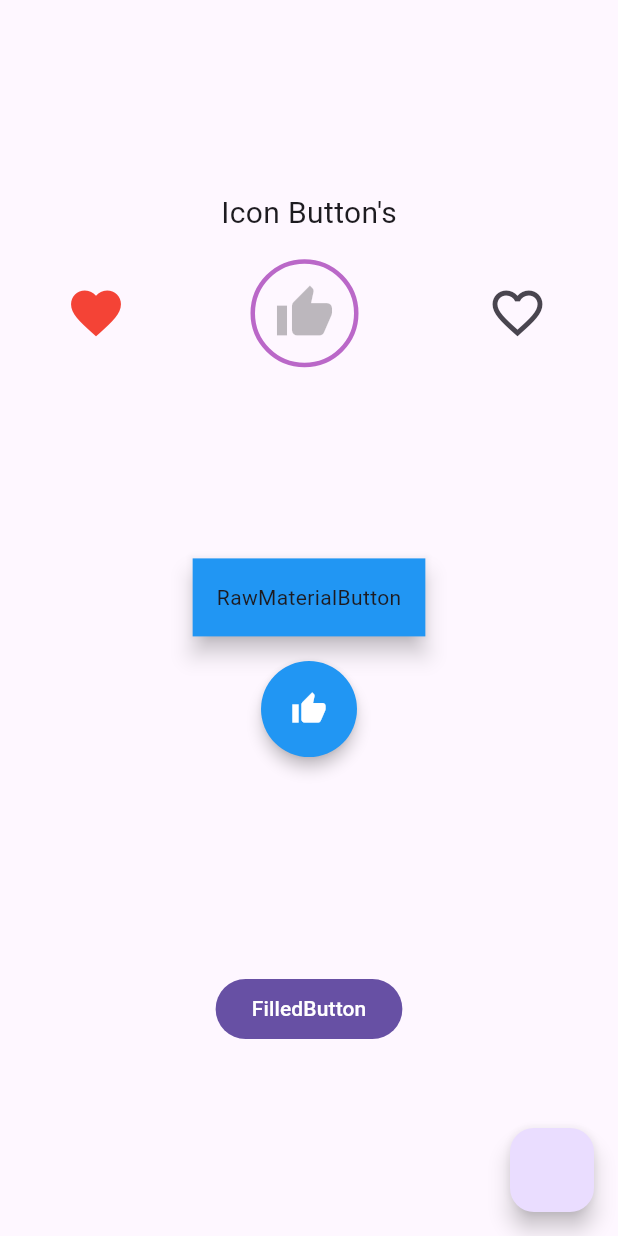
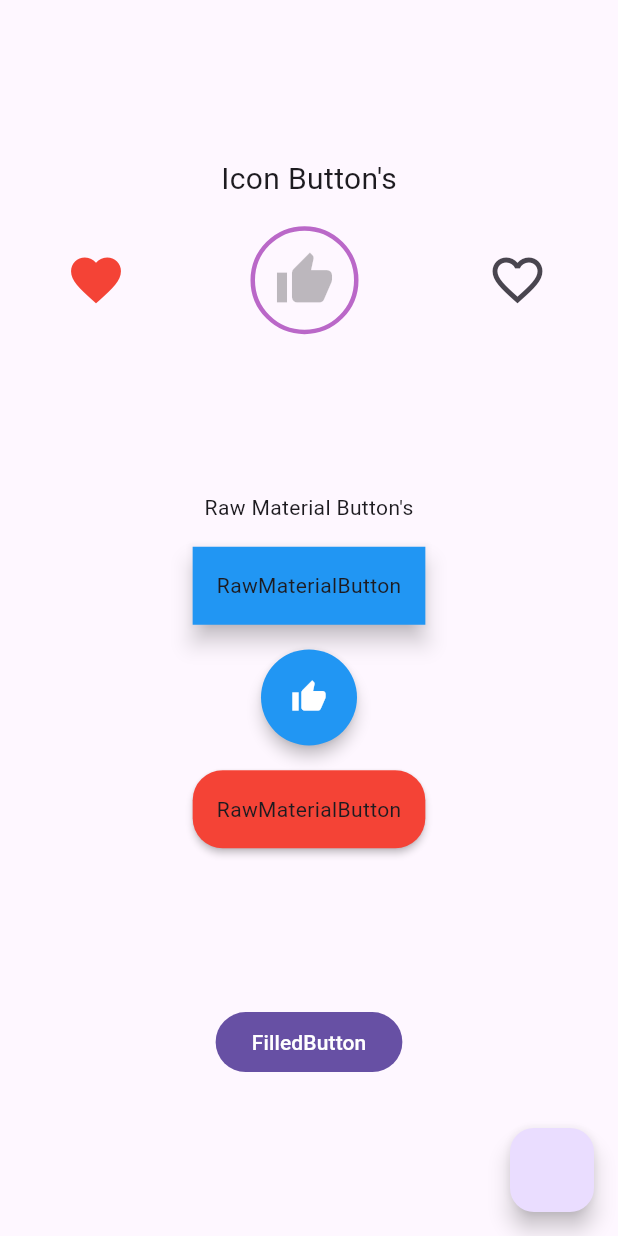
Before and after one commit to Ratndeep1999/buttons, a Flutter app: the screen it shows after launch, on a phone screen of 412 x 824 dp. Run offline on Flutter 3.47's test engine with Material 3 defaults, Android fonts, the phone set to English and light mode, and no system bars.

Commit message:
icon button, toggle icon button add, icon button with style attribute, Raw material button, circular raw material button with icon, material button with rounded corners,

```diff
--- a/lib/buttons2.dart
+++ b/lib/buttons2.dart
@@ -29,7 +29,7 @@ class _Buttons2State extends State<Buttons2> {
               Column(
                 children: [
                   Text('Icon Button\'s', style: TextStyle(fontSize: 20)),
-                  SizedBox(height: MediaQuery.of(context).size.height*0.02),
+                  SizedBox(height: MediaQuery.of(context).size.height * 0.02),
                   Row(
                     mainAxisAlignment: MainAxisAlignment.spaceAround,
                     children: [
@@ -83,7 +83,10 @@ class _Buttons2State extends State<Buttons2> {
                         hoverColor: Colors.transparent,
                         iconSize: 40,
                         style: IconButton.styleFrom(
-                          side: BorderSide(color: Colors.purple.shade300, width: 3),
+                          side: BorderSide(
+                            color: Colors.purple.shade300,
+                            width: 3,
+                          ),
                           padding: EdgeInsets.all(16.0),
                           backgroundColor: _thumbLiked
                               ? Colors.purple.withOpacity(0.2)
@@ -119,6 +122,9 @@ class _Buttons2State extends State<Buttons2> {
               /// Raw Material Buttons Section
               Column(
                 children: [
+                  Text('Raw Material Button\'s'),
+                  SizedBox(height: MediaQuery.of(context).size.height * 0.02),
+
                   // Rectangular raw material button
                   RawMaterialButton(
                     onPressed: () {
@@ -146,23 +152,17 @@ class _Buttons2State extends State<Buttons2> {
                     // Inside padding
                     padding: EdgeInsets.all(16.0),
                     // Defines cursor style on hover (desktop/web).
-                    mouseCursor: SystemMouseCursors.click,
+                    mouseCursor: SystemMouseCursors.progress,
                     // For keyboard navigation & accessibility
                     focusNode: FocusNode(),
                     autofocus: true,
-                    // Controls touch target size (min area)
+                    // How big the tappable (hit-test) area of a button
                     materialTapTargetSize: MaterialTapTargetSize.shrinkWrap,
                     // Duration of shape/color/elevation animations
                     animationDuration: Duration(milliseconds: 800),
-                    // Button Shape
-                    //shape: CircleBorder(),
-                    // shape: RoundedRectangleBorder(
-                    //   borderRadius: BorderRadius.circular(20),
-                    // ),
                     child: Text('RawMaterialButton'),
                   ),
-
-                  SizedBox(height: MediaQuery.of(context).size.height*0.02),
+                  SizedBox(height: MediaQuery.of(context).size.height * 0.02),
 
                   // Raw material button with icon
                   RawMaterialButton(
@@ -176,8 +176,19 @@ class _Buttons2State extends State<Buttons2> {
                     padding: EdgeInsets.all(20.0),
                     child: Icon(Icons.thumb_up, color: Colors.white),
                   ),
-                  SizedBox(height: MediaQuery.of(context).size.height*0.02),
+                  SizedBox(height: MediaQuery.of(context).size.height * 0.02),
 
+                  RawMaterialButton(
+                    onPressed: () {},
+                    padding: EdgeInsets.all(16.0),
+                    fillColor: Colors.red,
+                    // Button Shape
+                    //shape: CircleBorder(),
+                    shape: RoundedRectangleBorder(
+                      borderRadius: BorderRadius.circular(20),
+                    ),
+                    child: Text('RawMaterialButton'),
+                  ),
                 ],
               ),
 
```
